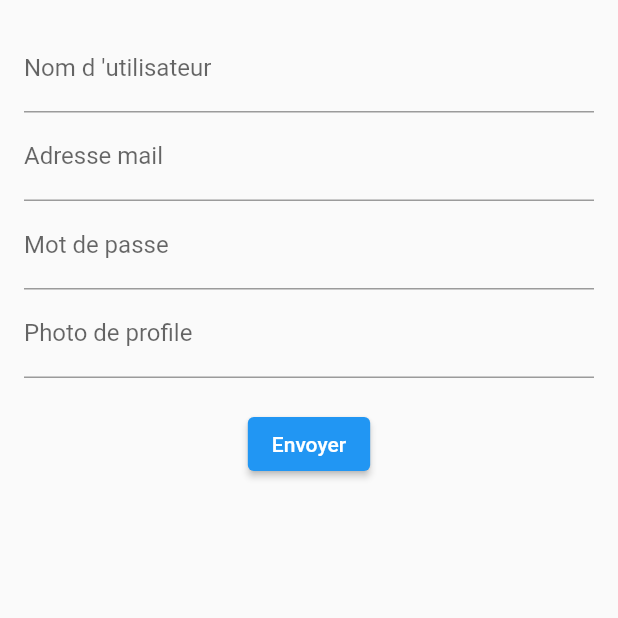
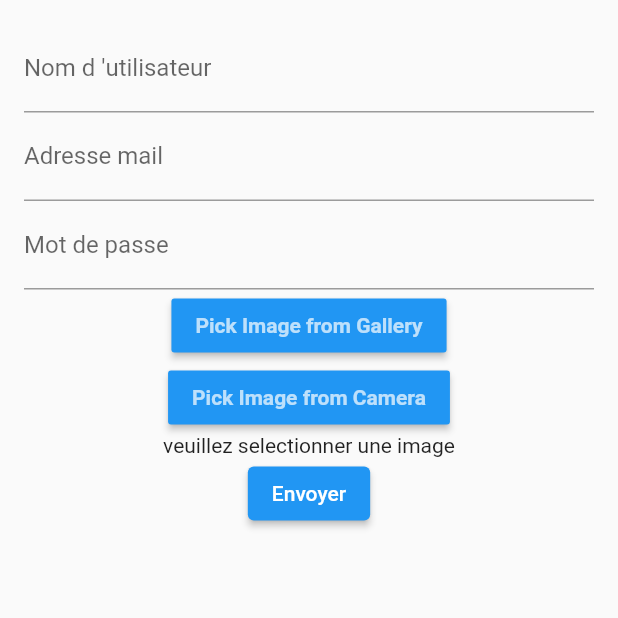
Before and after one commit to Eduardo-Cerqueira/stable, a Flutter app: the MyForm screen opened directly, on a phone screen of 412 x 824 dp, the top half of it. Run offline on Flutter 3.47's test engine with Material 2 defaults, Android fonts, the phone set to English and light mode, and no system bars; our stand-ins replace flutter_image_compress, get, image_picker; missing offline and left inert: mongo_dart.

Commit message:
ajout de la photo + photo  en BDD

```diff
--- a/lib/database.dart
+++ b/lib/database.dart
@@ -2,16 +2,16 @@ import 'package:mongo_dart/mongo_dart.dart';
 
 connection() async {
   const connectionString =
-      'mongodb+srv://coraliepereira95:coraliepereira95@cluster1.fs7xzjy.mongodb.net/Cluster1?retryWrites=true&w=majority';
+      'mongodb+srv://coraliepereira95:coraliepereira95@Cluster1.fs7xzjy.mongodb.net/Cluster1?retryWrites=true&w=majority';
 
-   var db = await Db.create(connectionString);
+  var db = await Db.create(connectionString);
 
   // var db = Db.pool([
   //     connectionString,
   // ]);
   // await db.open();
 
-  GridFS bucket = GridFS(db,"image");
+  // GridFS bucket = GridFS(db,"image");
 
   await db.open(secure: true);
 
@@ -21,11 +21,15 @@ connection() async {
 }
 
 main() async {
-  var db = await connection();
-
+  try {
+    var db = await connection();
+    insertUsers(db, {"name": "keke", "age": 23});
+    print("inserted");
+  } catch (e) {
+    print(e);
+  }
   // getUsers(db);
   // getUsersByName(db , "wanwan");
-  insertUsers(db, {"name": "coralie", "age": 23});
 }
 
 getUsers(db) async {
@@ -41,7 +45,6 @@ getUsers(db) async {
 getUsersByName(db, name) async {
   var collection = db.collection('users');
 
-
   var users = await collection.find(where.eq('name', name)).toList();
 
   print(users);
--- a/lib/pages/profile.dart
+++ b/lib/pages/profile.dart
@@ -1,7 +1,11 @@
 import 'package:flutter/material.dart';
-import 'package:get/get.dart';
-import 'package:stable/pages/home_page.dart';
 import '../database.dart';
+import 'package:image_picker/image_picker.dart';
+import 'dart:io';
+import 'dart:convert';
+import 'package:flutter_image_compress/flutter_image_compress.dart';
+import 'package:mongo_dart/mongo_dart.dart'
+    show GridFS; // Importation de la classe Db et GridFS
 
 class MyForm extends StatefulWidget {
   @override
@@ -9,17 +13,25 @@ class MyForm extends StatefulWidget {
 }
 
 class _MyFormState extends State<MyForm> {
+  File? _selectedImage;
+
   final _formKey = GlobalKey<FormState>();
-  TextEditingController _nameController = TextEditingController();
-  TextEditingController _mailController = TextEditingController();
-  TextEditingController _passwordController = TextEditingController();
-  TextEditingController _photoController = TextEditingController();
-var _db ;
-@override
+  final TextEditingController _nameController = TextEditingController();
+  final TextEditingController _mailController = TextEditingController();
+  final TextEditingController _passwordController = TextEditingController();
+
+  var _db;
+  GridFS? bucket;
+  var flag = false;
+  late ImageProvider provider;
+  var _image;
+
+  @override
   void initState() {
     super.initState();
     // Appel de la fonction connection pour obtenir la connexion à la base de données
     connection().then((db) {
+      bucket = GridFS(db, "image");
       setState(() {
         _db = db;
       });
@@ -27,14 +39,60 @@ var _db ;
   }
 
   void _submit() async {
-    if(_db != null){
+    if (_db != null) {
       final String name = _nameController.text;
       final String mail = _mailController.text;
       final String password = _passwordController.text;
-      // var data = {"name": name, "mail" : mail , "password" : password};
-      insertUsers(_db , {"name": name, "mail" : mail , "password" : password});
-      print("monsieurWan");
+      insertUsers(_db, {"name": name, "mail": mail, "password": password, "image": _image});
+    } else {
+      print("noDB");
     }
+  }
+
+  Future pickImageFromGallery() async {
+    try {
+      final returnedImage =
+          await ImagePicker().pickImage(source: ImageSource.gallery);
+
+      if (returnedImage != null) {
+        var _cmpressed_image;
+        try {
+          _cmpressed_image = await FlutterImageCompress.compressWithFile(
+              returnedImage.path,
+              format: CompressFormat.heic,
+              quality: 70);
+        } catch (e) {
+          _cmpressed_image = await FlutterImageCompress.compressWithFile(
+              returnedImage.path,
+              format: CompressFormat.jpeg,
+              quality: 70);
+        }
+        Map<String, dynamic> image = {
+          "_id": returnedImage.path.split("/").last,
+          "data": base64Encode(_cmpressed_image)
+        };
+
+        await bucket?.chunks.insert(image);
+        var img = await bucket?.chunks
+            .findOne({"_id": returnedImage.path.split("/").last});
+        setState(() {
+          _image = returnedImage.path.split("/").last;
+          _selectedImage = File(returnedImage.path);
+        });
+      }
+    } catch (e) {
+      print(e);
+    }
+  }
+
+  Future pickImageFromCamera() async {
+    final returnedImage =
+        await ImagePicker().pickImage(source: ImageSource.camera);
+
+    if (returnedImage == null) return;
+    setState(() {
+      _selectedImage = File(returnedImage.path);
+    });
   }
 
   @override
@@ -57,9 +115,7 @@ var _db ;
                     return null;
                   },
                 ),
-
-
-                   TextFormField(
+                TextFormField(
                   controller: _mailController,
                   decoration: InputDecoration(labelText: "Adresse mail"),
                   validator: (value) {
@@ -69,9 +125,7 @@ var _db ;
                     return null;
                   },
                 ),
-
-
-                   TextFormField(
+                TextFormField(
                   controller: _passwordController,
                   decoration: InputDecoration(labelText: "Mot de passe"),
                   validator: (value) {
@@ -81,31 +135,31 @@ var _db ;
                     return null;
                   },
                 ),
-
-
-
-                   TextFormField(
-                  controller: _photoController,
-                  decoration: InputDecoration(labelText: "Photo de profile"),
-                  validator: (value) {
-                    if (value!.isEmpty) {
-                      return 'Veuillez entrer votre photo.';
-                    }
-                    return null;
-                  },
-                ),
-
-
-
-
-
-                SizedBox(height: 20),
+                MaterialButton(
+                    color: Colors.blue,
+                    child: const Text("Pick Image from Gallery",
+                        style: TextStyle(
+                            color: Colors.white70,
+                            fontWeight: FontWeight.bold)),
+                    onPressed: () {
+                      pickImageFromGallery();
+                    }),
+                MaterialButton(
+                    color: Colors.blue,
+                    child: const Text("Pick Image from Camera",
+                        style: TextStyle(
+                            color: Colors.white70,
+                            fontWeight: FontWeight.bold)),
+                    onPressed: () {
+                      pickImageFromCamera();
+                    }),
+                _selectedImage != null
+                    ? Image.file(_selectedImage!,
+                        width: 150, height: 150, fit: BoxFit.cover)
+                    : const Text("veuillez selectionner une image"),
                 ElevatedButton(
                   onPressed: () {
                     if (_formKey.currentState!.validate()) {
-                      // Le formulaire est valide, vous pouvez traiter les données ici
-                      String name = _nameController.text;
-                      // Faites quelque chose avec le nom, par exemple, l'imprimer
                       _submit();
                     }
                   },
--- a/pubspec.yaml
+++ b/pubspec.yaml
@@ -21,7 +21,7 @@ version: 1.0.0+1
 environment:
   sdk: '>=3.1.3 <4.0.0'
 
-
+image_picker: ^0.8.6
 # Dependencies specify other packages that your package needs in order to work.
 # To automatically upgrade your package dependencies to the latest versions
 # consider running `flutter pub upgrade --major-versions`. Alternatively,
@@ -39,6 +39,8 @@ dependencies:
   get: ^4.6.6
   realm: ^1.5.0
   mongo_dart: ^0.9.3
+  image_picker: ^1.0.4
+  flutter_image_compress: ^2.0.4
 
 dev_dependencies:
   flutter_test:
```
Also changed, not shown: pubspec.lock, 6 other files.
